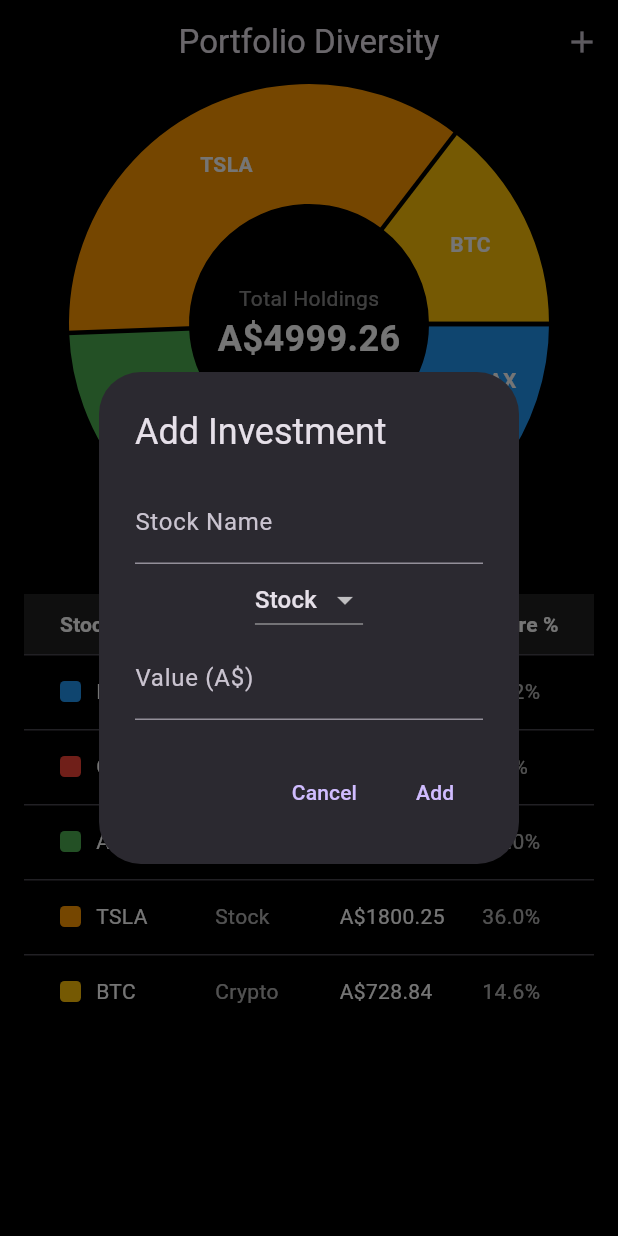
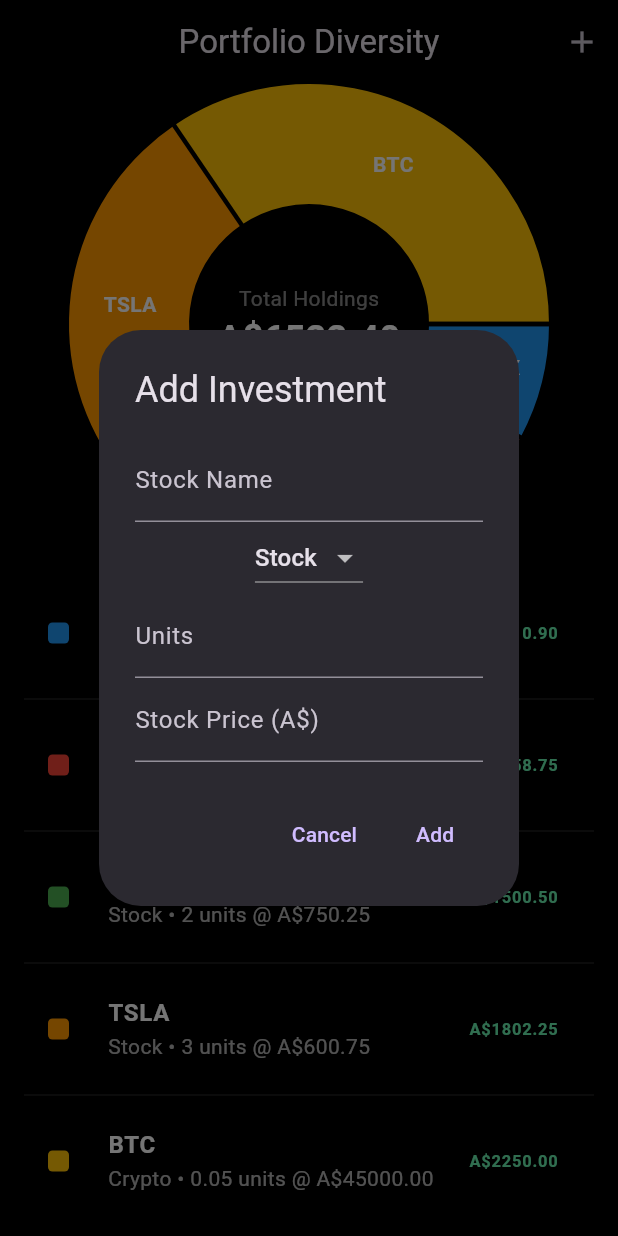
Before and after one commit to alex-morrisonn/investmentPortfolio, a Flutter app: the screen it shows after launch, after a tap on the "add" icon, on a phone screen of 412 x 824 dp. Run offline on Flutter 3.47's test engine with Material 3 defaults, Android fonts, the phone set to English and light mode, and no system bars; drawn by our look-alikes of fl_chart.

Commit message:
Changed table format and made delete function now a swipe

```diff
--- a/investment_portfolio/lib/main.dart
+++ b/investment_portfolio/lib/main.dart
@@ -30,15 +30,15 @@
 
 class _PortfolioScreenState extends State<PortfolioScreen> {
   final List<Map<String, dynamic>> investments = [
-    {'name': 'BHP.AX', 'value': 510.90, 'category': 'Stock', 'color': Colors.blue},
-    {'name': 'GMG.AX', 'value': 458.77, 'category': 'Stock', 'color': Colors.red},
-    {'name': 'AAPL', 'value': 1500.50, 'category': 'Stock', 'color': Colors.green},
-    {'name': 'TSLA', 'value': 1800.25, 'category': 'Stock', 'color': Colors.orange},
-    {'name': 'BTC', 'value': 728.84, 'category': 'Crypto', 'color': Colors.amber},
+    {'name': 'BHP.AX', 'units': 10, 'stockPrice': 51.09, 'category': 'Stock', 'color': Colors.blue},
+    {'name': 'GMG.AX', 'units': 5, 'stockPrice': 91.75, 'category': 'Stock', 'color': Colors.red},
+    {'name': 'AAPL', 'units': 2, 'stockPrice': 750.25, 'category': 'Stock', 'color': Colors.green},
+    {'name': 'TSLA', 'units': 3, 'stockPrice': 600.75, 'category': 'Stock', 'color': Colors.orange},
+    {'name': 'BTC', 'units': 0.05, 'stockPrice': 45000, 'category': 'Crypto', 'color': Colors.amber},
   ];
 
   double get totalHoldings =>
-      investments.fold(0, (sum, investment) => sum + investment['value']);
+      investments.fold(0, (sum, investment) => sum + (investment['units'] * investment['stockPrice']));
 
   // Function to remove an investment
   void _removeInvestment(int index) {
@@ -48,13 +48,14 @@
   }
 
   // Function to add an investment
-  void _addInvestment(String name, String category, double value) {
+  void _addInvestment(String name, String category, double stockPrice, double units) {
     setState(() {
       investments.add({
         'name': name,
-        'value': value,
+        'stockPrice': stockPrice,
+        'units': units,
         'category': category,
-        'color': _getCategoryColor(category), // Assign a color dynamically
+        'color': _getCategoryColor(category),
       });
     });
   }
@@ -134,7 +135,7 @@
   List<PieChartSectionData> _generatePieChartSections() {
     return investments.map((investment) {
       return PieChartSectionData(
-        value: investment['value'],
+        value: investment['units'] * investment['stockPrice'],
         title: investment['name'],
         color: investment['color'],
         radius: 80,
@@ -143,31 +144,29 @@
     }).toList();
   }
 
-  // Build the investment table with add/remove functionality
+  // Build the investment table with swipe-to-delete functionality
   Widget _buildInvestmentTable() {
-    return SingleChildScrollView(
-      scrollDirection: Axis.horizontal,
-      child: Padding(
-        padding: const EdgeInsets.symmetric(vertical: 10),
-        child: DataTable(
-          columnSpacing: 25,
-          headingRowHeight: 40,
-          dataRowHeight: 50,
-          headingRowColor: MaterialStateColor.resolveWith((states) => Colors.grey[900]!),
-          columns: const [
-            DataColumn(label: Text('Stock', style: TextStyle(fontWeight: FontWeight.bold, color: Colors.white))),
-            DataColumn(label: Text('Category', style: TextStyle(fontWeight: FontWeight.bold, color: Colors.white))),
-            DataColumn(label: Text('Value (A\$)', style: TextStyle(fontWeight: FontWeight.bold, color: Colors.white))),
-            DataColumn(label: Text('Share %', style: TextStyle(fontWeight: FontWeight.bold, color: Colors.white))),
-            DataColumn(label: Text('Actions', style: TextStyle(fontWeight: FontWeight.bold, color: Colors.white))),
-          ],
-          rows: List.generate(investments.length, (index) {
+    return ListView.separated(
+      itemCount: investments.length,
+      separatorBuilder: (context, index) => const Divider(color: Colors.white24, thickness: 0.5),
+      itemBuilder: (context, index) {
         var investment = investments[index];
-            return DataRow(
-              cells: [
-                DataCell(Row(
-                  children: [
-                    Container(
+        double totalValue = investment['units'] * investment['stockPrice'];
+
+        return Dismissible(
+          key: Key(investment['name']),
+          direction: DismissDirection.endToStart,
+          onDismissed: (direction) {
+            _removeInvestment(index);
+          },
+          background: Container(
+            padding: const EdgeInsets.only(right: 20),
+            alignment: Alignment.centerRight,
+            color: Colors.red,
+            child: const Icon(Icons.delete, color: Colors.white, size: 30),
+          ),
+          child: ListTile(
+            leading: Container(
               width: 14,
               height: 14,
               decoration: BoxDecoration(
@@ -176,29 +175,15 @@
                 borderRadius: BorderRadius.circular(3),
               ),
             ),
-                    const SizedBox(width: 10),
-                    Text(investment['name'], style: const TextStyle(color: Colors.white)),
-                  ],
-                )),
-                DataCell(Text(investment['category'], style: const TextStyle(color: Colors.white70))),
-                DataCell(Text("A\$${investment['value'].toStringAsFixed(2)}", style: const TextStyle(color: Colors.white))),
-                DataCell(
-                  Text(
-                    "${((investment['value'] / totalHoldings) * 100).toStringAsFixed(1)}%",
-                    style: const TextStyle(color: Colors.white70),
+            title: Text(investment['name'], style: const TextStyle(color: Colors.white, fontWeight: FontWeight.bold)),
+            subtitle: Text("${investment['category']} • ${investment['units']} units @ A\$${investment['stockPrice'].toStringAsFixed(2)}", style: const TextStyle(color: Colors.white70)),
+            trailing: Text(
+              "A\$${totalValue.toStringAsFixed(2)}",
+              style: const TextStyle(fontWeight: FontWeight.bold, color: Colors.greenAccent),
             ),
           ),
-                DataCell(
-                  IconButton(
-                    icon: const Icon(Icons.delete, color: Colors.red),
-                    onPressed: () => _removeInvestment(index),
-                  ),
-                ),
-              ],
         );
-          }),
-        ),
-      ),
+      },
     );
   }
 
@@ -206,7 +191,8 @@
   void _showAddInvestmentDialog() {
     String stockName = "";
     String category = "Stock";
-    double value = 0.0;
+    double stockPrice = 0.0;
+    double units = 0.0;
 
     showDialog(
       context: context,
@@ -228,15 +214,20 @@
                 }).toList(),
               ),
               TextField(
-                decoration: const InputDecoration(labelText: "Value (A\$)"),
+                decoration: const InputDecoration(labelText: "Units"),
                 keyboardType: TextInputType.number,
-                onChanged: (val) => value = double.tryParse(val) ?? 0.0,
+                onChanged: (val) => units = double.tryParse(val) ?? 0.0,
+              ),
+              TextField(
+                decoration: const InputDecoration(labelText: "Stock Price (A\$)"),
+                keyboardType: TextInputType.number,
+                onChanged: (val) => stockPrice = double.tryParse(val) ?? 0.0,
               ),
             ],
           ),
           actions: [
             TextButton(onPressed: () => Navigator.pop(context), child: const Text("Cancel")),
-            TextButton(onPressed: () { _addInvestment(stockName, category, value); Navigator.pop(context); }, child: const Text("Add")),
+            TextButton(onPressed: () { _addInvestment(stockName, category, stockPrice, units); Navigator.pop(context); }, child: const Text("Add")),
           ],
         );
       },
```
Lines whose indentation alone changed are shown as unchanged.
